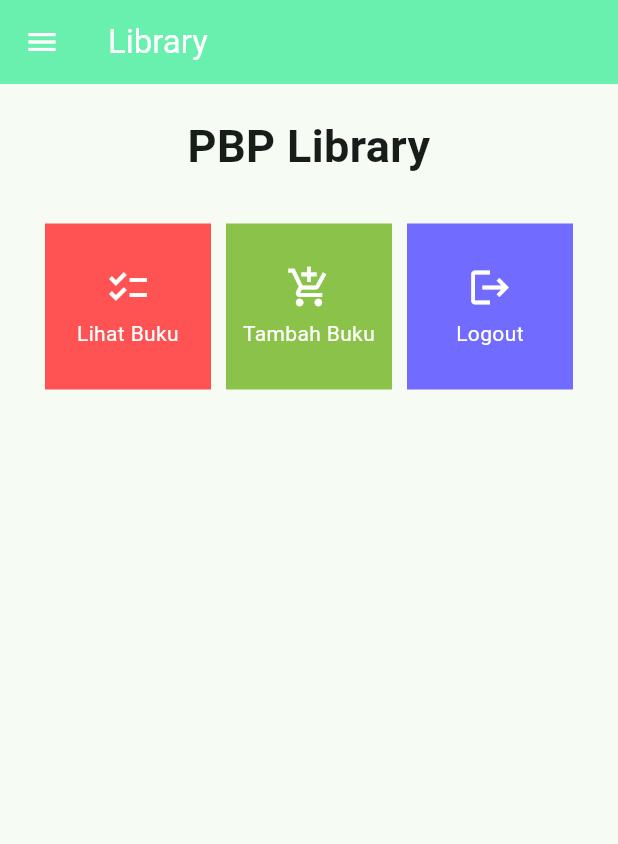
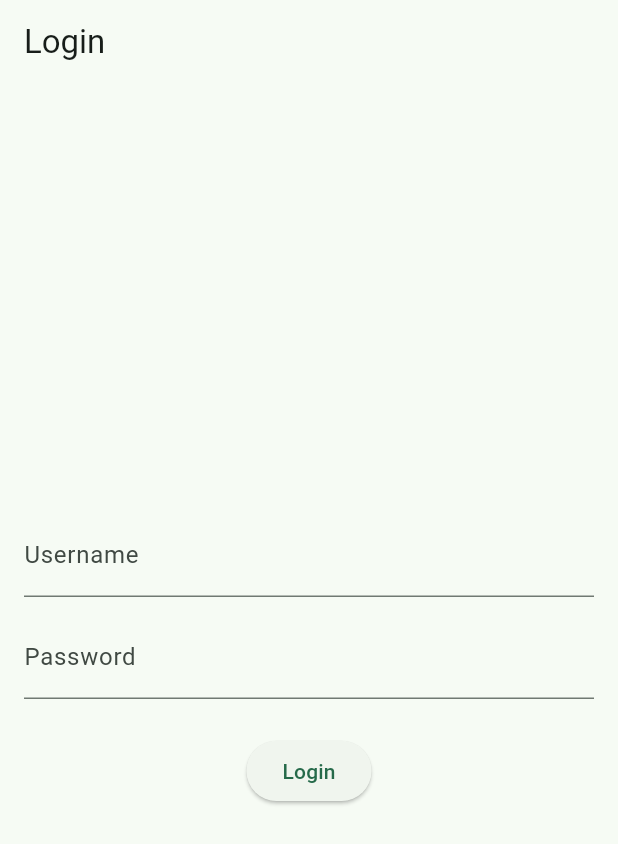
Before and after one commit to KhansaMahira/library-mobile, a Flutter app: the screen it shows after launch, on a phone screen of 412 x 824 dp. Shown: the top 844 px of the screen. Run offline on Flutter 3.47's test engine with Material 2 defaults, Android fonts, the phone set to English and light mode, and no system bars; missing offline and left inert: pbp_django_auth.

Commit message:
Tugas 9 using Localhost

```diff
--- a/lib/main.dart
+++ b/lib/main.dart
@@ -1,5 +1,7 @@
 import 'package:flutter/material.dart';
-import 'package:library_mobile/screens/menu.dart';
+import 'package:library_mobile/screens/login.dart';
+import 'package:pbp_django_auth/pbp_django_auth.dart';
+import 'package:provider/provider.dart';
 
 void main() {
   runApp(const MyApp());
@@ -11,13 +13,19 @@ class MyApp extends StatelessWidget {
   // This widget is the root of your application.
   @override
   Widget build(BuildContext context) {
-    return MaterialApp(
-      title: 'Library Mobile',
-      theme: ThemeData(
-        colorScheme: ColorScheme.fromSeed(seedColor: Colors.greenAccent),
-        useMaterial3: true,
+    return Provider(
+      create: (_) {
+          CookieRequest request = CookieRequest();
+          return request;
+      },
+      child: MaterialApp(
+        title: 'Library Mobile',
+        theme: ThemeData(
+          colorScheme: ColorScheme.fromSeed(seedColor: Colors.greenAccent),
+          useMaterial3: true,
+        ),
+        home: LoginPage(),
       ),
-      home: MyHomePage(),
     );
   }
 }
--- a/lib/screens/library_table.dart
+++ b/lib/screens/library_table.dart
@@ -41,9 +41,11 @@ class LibraryTablePage extends StatelessWidget {
         ],
         rows: BookService.getBooksList().map((book) => DataRow(
           cells: [
+            /*
             DataCell(Text(book.name)),
             DataCell(Text(book.amount.toString())),
             DataCell(Text(book.description)),
+            */
           ],
         )).toList(),
       ),
--- /dev/null
+++ b/lib/screens/login.dart
@@ -0,0 +1,114 @@
+import 'package:library_mobile/screens/menu.dart';
+import 'package:flutter/material.dart';
+import 'package:pbp_django_auth/pbp_django_auth.dart';
+import 'package:provider/provider.dart';
+
+void main() {
+  runApp(const LoginApp());
+}
+
+class LoginApp extends StatelessWidget {
+const LoginApp({super.key});
+
+  @override
+  Widget build(BuildContext context) {
+    return MaterialApp(
+      title: 'Login',
+      theme: ThemeData(
+        primarySwatch: Colors.blue,
+      ),
+      home: const LoginPage(),
+    );
+  }
+}
+
+class LoginPage extends StatefulWidget {
+  const LoginPage({super.key});
+
+  @override
+  _LoginPageState createState() => _LoginPageState();
+}
+
+class _LoginPageState extends State<LoginPage> {
+  final TextEditingController _usernameController = TextEditingController();
+  final TextEditingController _passwordController = TextEditingController();
+
+  @override
+  Widget build(BuildContext context) {
+    final request = context.watch<CookieRequest>();
+    return Scaffold(
+      appBar: AppBar(
+          title: const Text('Login'),
+      ),
+      body: Container(
+        padding: const EdgeInsets.all(16.0),
+        child: Column(
+          mainAxisAlignment: MainAxisAlignment.center,
+          children: [
+              TextField(
+                  controller: _usernameController,
+                  decoration: const InputDecoration(
+                      labelText: 'Username',
+                  ),
+              ),
+              const SizedBox(height: 12.0),
+              TextField(
+                  controller: _passwordController,
+                  decoration: const InputDecoration(
+                      labelText: 'Password',
+                  ),
+                  obscureText: true,
+              ),
+              const SizedBox(height: 24.0),
+              ElevatedButton(
+                onPressed: () async {
+                  String username = _usernameController.text;
+                  String password = _passwordController.text;
+
+                  // Cek kredensial
+                  // Ganti URL dan jangan lupa tambahkan trailing slash (/) di akhir URL!
+                  // Untuk menyambungkan Android emulator dengan Django pada localhost,
+                  // gunakan URL http://10.0.2.2/
+                  final response = await request.login("http://localhost:8000/auth/login/", {
+                  'username': username,
+                  'password': password,
+                  });
+
+                  if (request.loggedIn) {
+                    String message = response['message'];
+                    String uname = response['username'];
+                    Navigator.pushReplacement(
+                      context,
+                      MaterialPageRoute(builder: (context) => MyHomePage()),
+                    );
+                    ScaffoldMessenger.of(context)
+                      ..hideCurrentSnackBar()
+                      ..showSnackBar(
+                        SnackBar(content: Text("$message Selamat datang, $uname.")));
+                  } else {
+                    showDialog(
+                      context: context,
+                      builder: (context) => AlertDialog(
+                        title: const Text('Login Gagal'),
+                        content:
+                          Text(response['message']),
+                        actions: [
+                          TextButton(
+                            child: const Text('OK'),
+                            onPressed: () {
+                              Navigator.pop(context);
+                            },
+                          ),
+                        ],
+                      ),
+                    );
+                  }
+                },
+                child: const Text('Login'),
+              ),
+            ],
+        ),
+      ),
+    );
+  }
+}
--- a/pubspec.yaml
+++ b/pubspec.yaml
@@ -35,6 +35,9 @@ dependencies:
   # The following adds the Cupertino Icons font to your application.
   # Use with the CupertinoIcons class for iOS style icons.
   cupertino_icons: ^1.0.2
+  provider: ^6.1.1
+  pbp_django_auth: ^0.3.1
+  http: ^0.13.6
 
 dev_dependencies:
   flutter_test:
```
Also changed, not shown: lib/models/book.dart (+64 -0 lines), lib/screens/library_form.dart (+32 -32 lines), lib/screens/pages/list_book.dart (added, +95 -0 lines), lib/widgets/left_drawer.dart (+20 -2 lines), lib/widgets/library_card.dart (+27 -4 lines), pubspec.lock, 2 other files.
